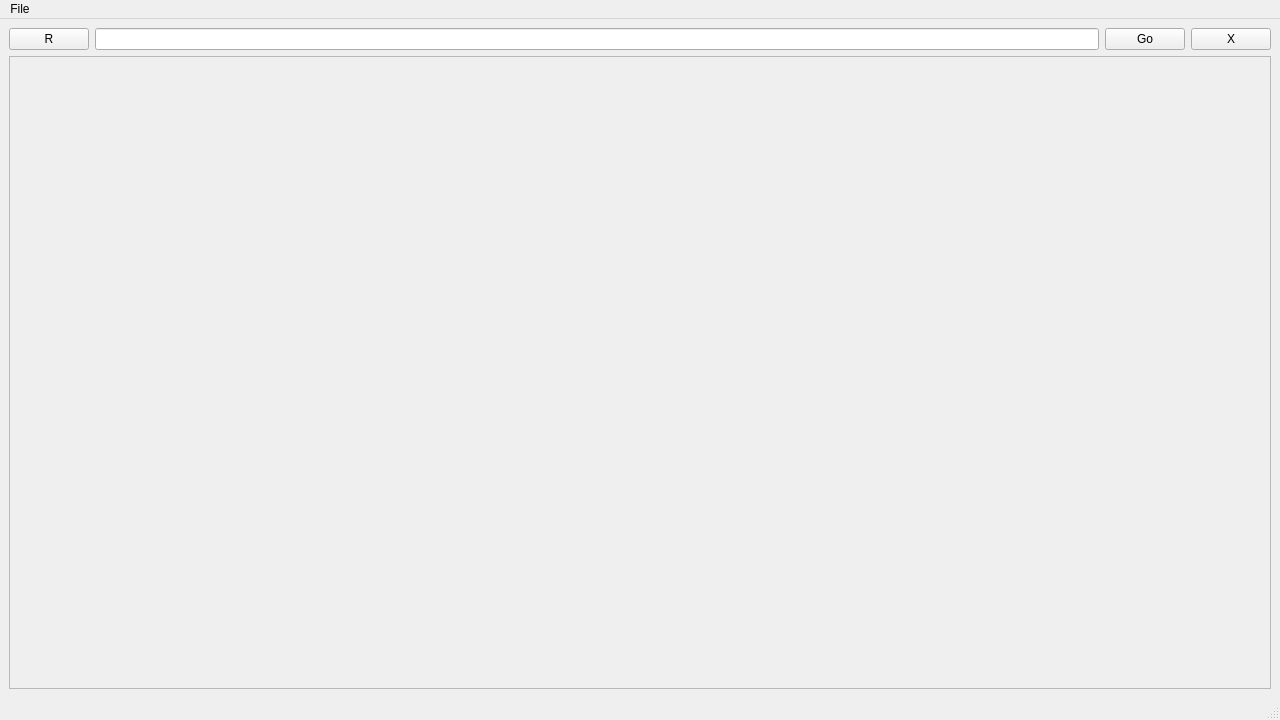
rth-8/RTHD2CLIENT, file mainwindow.ui: the form before one commit.
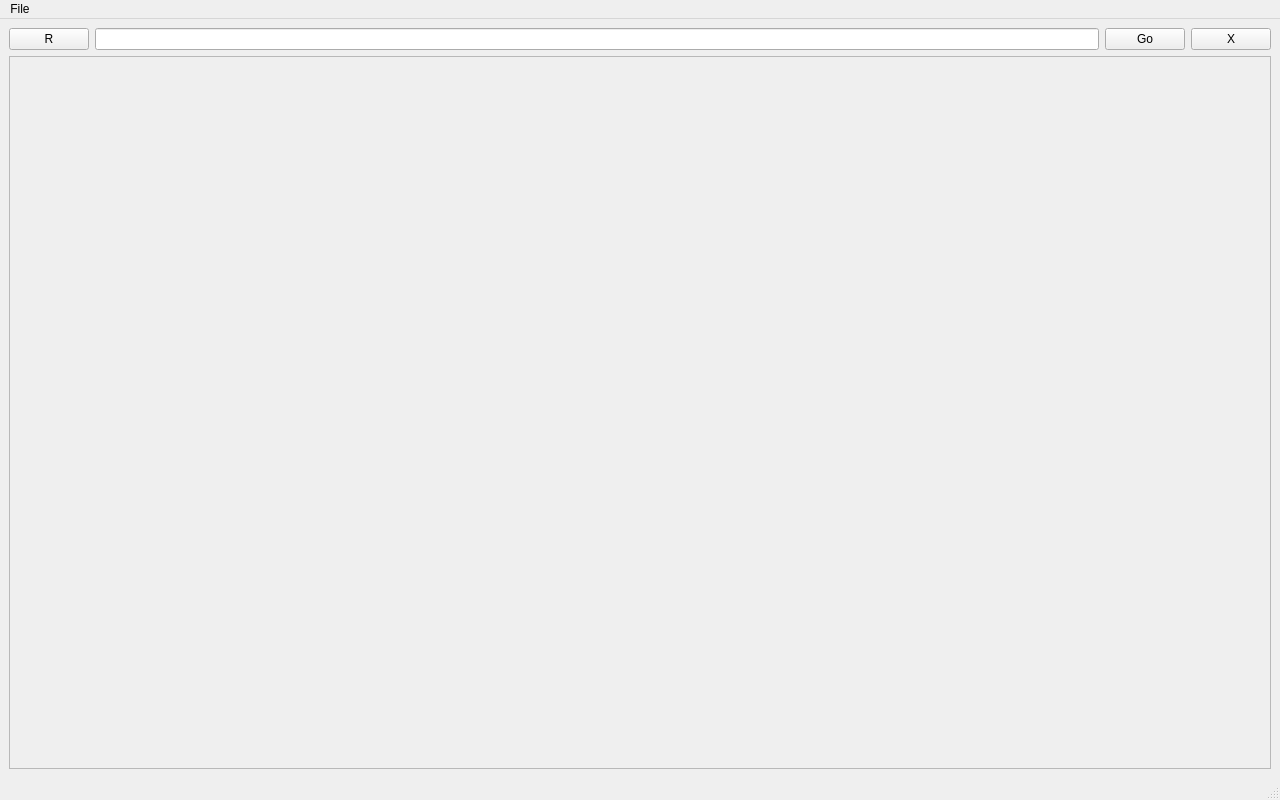
The form after the commit.

Diff of the .ui file:
```diff
--- a/mainwindow.ui
+++ b/mainwindow.ui
@@ -7,7 +7,7 @@
     <x>0</x>
     <y>0</y>
     <width>1280</width>
-    <height>720</height>
+    <height>800</height>
    </rect>
   </property>
   <property name="windowTitle">
```
